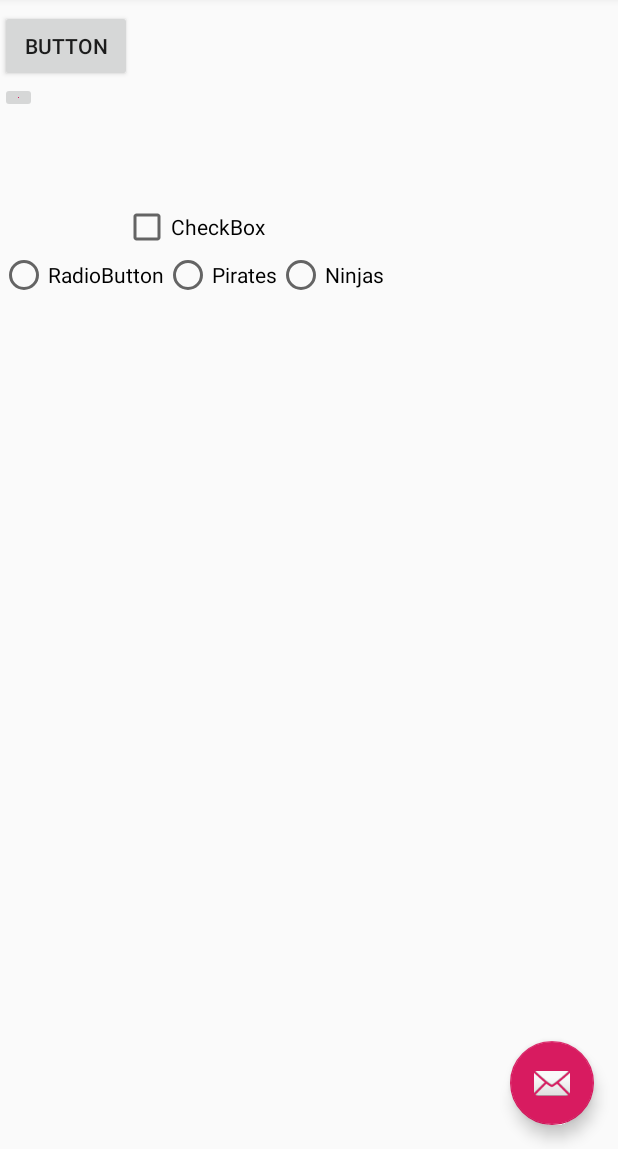
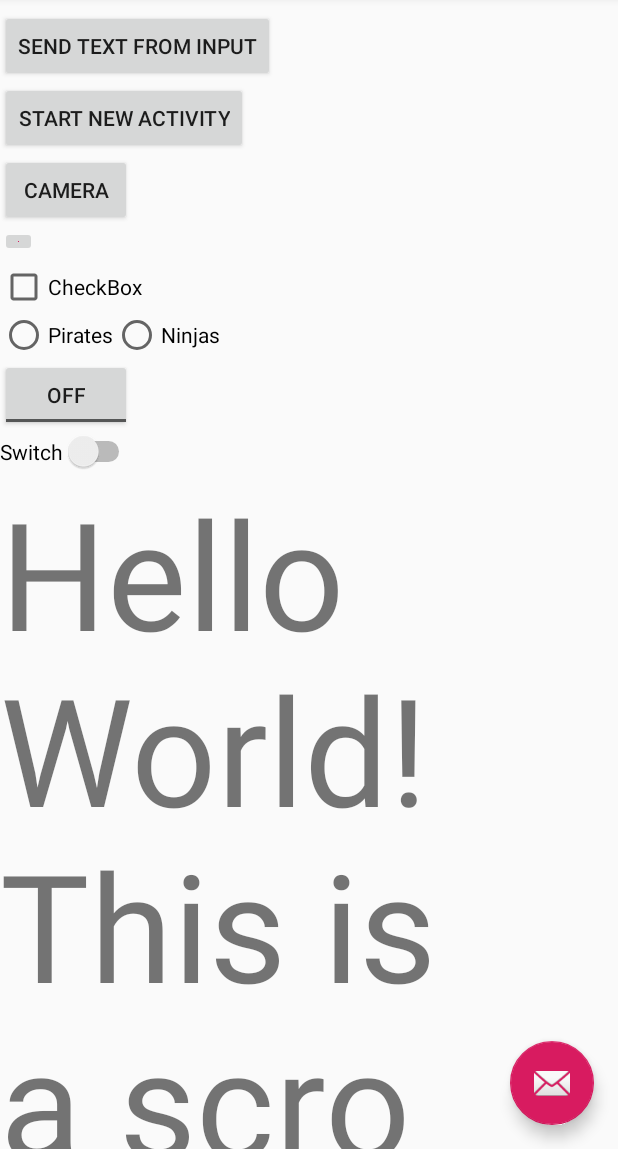
Before and after one commit to UIC-Black-Tech-Scholars/2019-Project-7-Android-UI-Basics-and-Activities, an Android app: the screen it shows after launch (MainActivity), on a phone screen of 412 x 824 dp, the part 87-1236 px from its top. Run offline under Robolectric (Android 15) with nearby library versions, the phone set to English and light mode, and no system bars; our stand-ins replace ButterKnife.

Commit message:
Adding in new branch for activities

```diff
--- a/app/src/main/java/com/bts/lucasoskorep/androiduidemo/MainActivity.java
+++ b/app/src/main/java/com/bts/lucasoskorep/androiduidemo/MainActivity.java
@@ -1,6 +1,9 @@
 package com.bts.lucasoskorep.androiduidemo;
 
+import android.content.Intent;
+import android.graphics.Bitmap;
 import android.os.Bundle;
+import android.provider.MediaStore;
 import android.support.design.widget.FloatingActionButton;
 import android.support.design.widget.Snackbar;
 import android.support.v7.app.AppCompatActivity;
@@ -8,23 +11,42 @@ import android.support.v7.widget.Toolbar;
 import android.view.View;
 import android.view.Menu;
 import android.view.MenuItem;
-import android.widget.TextView;
+import android.widget.Button;
+import android.widget.EditText;
+import android.widget.ImageButton;
 
 import butterknife.BindView;
+import butterknife.ButterKnife;
 
 public class MainActivity extends AppCompatActivity {
 
-    @BindView(R.id.textView)
-    TextView textView;
+    private static final int REQUEST_IMAGE_CAPTURE = 1;
+
+    @BindView(R.id.button)
+    Button startSecondActivityButton;
+
+    @BindView(R.id.camera_button)
+    Button cameraButton;
+
+    @BindView(R.id.send_text_button)
+    Button sendTextButton;
+
+    @BindView(R.id.imageButton)
+    ImageButton imageButton;
+
+    @BindView(R.id.editText)
+    EditText editText;
 
     @Override
     protected void onCreate(Bundle savedInstanceState) {
         super.onCreate(savedInstanceState);
         setContentView(R.layout.activity_main);
+        ButterKnife.bind(this);
+
         Toolbar toolbar = (Toolbar) findViewById(R.id.toolbar);
         setSupportActionBar(toolbar);
 
-       FloatingActionButton fab = (FloatingActionButton) findViewById(R.id.fab);
+        FloatingActionButton fab = (FloatingActionButton) findViewById(R.id.fab);
         fab.setOnClickListener(new View.OnClickListener() {
             @Override
             public void onClick(View view) {
@@ -32,8 +54,60 @@ public class MainActivity extends AppCompatActivity {
                         .setAction("Action", null).show();
             }
         });
+
+
+
+
+        startSecondActivityButton.setOnClickListener(new View.OnClickListener() {
+            @Override
+            public void onClick(View v) {
+                //Create new activity here
+                Intent intent = new Intent(MainActivity.this, SecondaryActivity.class);
+
+                startActivity(intent);
+            }
+        });
+
+        cameraButton.setOnClickListener(new View.OnClickListener() {
+            @Override
+            public void onClick(View v) {
+                dispatchTakePictureIntent();
+            }
+        });
+
+        sendTextButton.setOnClickListener(new View.OnClickListener() {
+            @Override
+            public void onClick(View v) {
+                sendTextIntent();
+            }
+        });
+
     }
 
+    private void sendTextIntent(){
+        Intent sendIntent = new Intent();
+        sendIntent.setAction(Intent.ACTION_SEND);
+        sendIntent.putExtra(Intent.EXTRA_TEXT, editText.getText());
+        sendIntent.setType("text/plain");
+        startActivity(sendIntent);
+    }
+
+    private void dispatchTakePictureIntent() {
+        Intent takePictureIntent = new Intent(MediaStore.ACTION_IMAGE_CAPTURE);
+        if (takePictureIntent.resolveActivity(getPackageManager()) != null) {
+            startActivityForResult(takePictureIntent, REQUEST_IMAGE_CAPTURE);
+        }
+    }
+
+
+    @Override
+    protected void onActivityResult(int requestCode, int resultCode, Intent data) {
+        if (requestCode == REQUEST_IMAGE_CAPTURE && resultCode == RESULT_OK) {
+            Bundle extras = data.getExtras();
+            Bitmap imageBitmap = (Bitmap) extras.get("data");
+            imageButton.setImageBitmap(imageBitmap);
+        }
+    }
     @Override
     public boolean onCreateOptionsMenu(Menu menu) {
         // Inflate the menu; this adds items to the action bar if it is present.
@@ -44,7 +118,7 @@ public class MainActivity extends AppCompatActivity {
     @Override
     public boolean onOptionsItemSelected(MenuItem item) {
         // Handle action bar item clicks here. The action bar will
-        // automatically handle clicks on the Home/Up button, so long
+        // automatically handle clicks on the Home/Up startSecondActivityButton, so long
         // as you specify a parent activity in AndroidManifest.xml.
         int id = item.getItemId();
 
--- a/app/src/main/res/layout/content_main.xml
+++ b/app/src/main/res/layout/content_main.xml
@@ -31,12 +31,31 @@
             app:layout_constraintTop_toBottomOf="@+id/textView" />
 
         <Button
+            android:id="@+id/send_text_button"
+            android:layout_width="wrap_content"
+            android:layout_height="wrap_content"
+            android:text="Send Text From Input"
+            app:layout_constraintStart_toStartOf="@+id/editText"
+            app:layout_constraintTop_toBottomOf="@+id/editText" />
+
+        <Button
             android:id="@+id/button"
             android:layout_width="wrap_content"
             android:layout_height="wrap_content"
-            android:text="Button"
-            app:layout_constraintStart_toStartOf="@+id/editText"
-            app:layout_constraintTop_toBottomOf="@+id/editText" />
+            android:text="Start New Activity"
+            app:layout_constraintStart_toStartOf="@+id/send_text_button"
+            app:layout_constraintTop_toBottomOf="@+id/send_text_button" />
+
+        <Button
+            android:id="@+id/camera_button"
+            android:layout_width="wrap_content"
+            android:layout_height="wrap_content"
+            android:text="Camera"
+            app:layout_constraintStart_toStartOf="@+id/button"
+            app:layout_constraintTop_toBottomOf="@+id/button" />
+
+
+
 
         <ImageButton
             android:id="@+id/imageButton"
@@ -44,20 +63,16 @@
             android:layout_height="wrap_content"
             android:layout_marginEnd="8dp"
             android:layout_marginBottom="8dp"
-            app:layout_constraintStart_toStartOf="@+id/button"
-            app:layout_constraintTop_toBottomOf="@+id/button"
+            app:layout_constraintStart_toStartOf="@+id/camera_button"
+            app:layout_constraintTop_toBottomOf="@+id/camera_button"
             app:srcCompat="@color/colorAccent" />
 
         <CheckBox
             android:id="@+id/checkBox"
             android:layout_width="wrap_content"
             android:layout_height="wrap_content"
-            android:layout_marginTop="60dp"
-            android:layout_marginEnd="153dp"
-            android:layout_marginBottom="179dp"
+            android:layout_marginTop="4dp"
             android:text="CheckBox"
-            app:layout_constraintBottom_toTopOf="@+id/text3"
-            app:layout_constraintEnd_toEndOf="parent"
             app:layout_constraintStart_toStartOf="@+id/imageButton"
             app:layout_constraintTop_toBottomOf="@+id/imageButton" />
 
@@ -68,13 +83,6 @@
             android:orientation="horizontal"
             app:layout_constraintStart_toStartOf="@+id/checkBox"
             app:layout_constraintTop_toBottomOf="@+id/checkBox">
-
-            <RadioButton
-                android:id="@+id/radioButton"
-                android:layout_width="wrap_content"
-                android:layout_height="wrap_content"
-                android:layout_weight="1"
-                android:text="RadioButton" />
 
             <RadioButton
                 android:id="@+id/radio_pirates"
@@ -88,15 +96,12 @@
                 android:layout_width="wrap_content"
                 android:layout_height="wrap_content"
                 android:text="Ninjas" />
-
         </RadioGroup>
 
         <ToggleButton
             android:id="@+id/toggleButton2"
             android:layout_width="wrap_content"
             android:layout_height="wrap_content"
-            android:layout_marginStart="3556dp"
-            android:layout_marginTop="72dp"
             android:text="ToggleButton"
             app:layout_constraintStart_toStartOf="@+id/radioGroup"
             app:layout_constraintTop_toBottomOf="@+id/radioGroup" />
--- a/app/src/main/res/values/strings.xml
+++ b/app/src/main/res/values/strings.xml
@@ -1,4 +1,5 @@
 <resources>
     <string name="app_name">AndroidUiDemo</string>
     <string name="action_settings">Settings</string>
+    <string name="second_act_name">AndroidUIDemoActivity2</string>
 </resources>
```
Also changed, not shown: app/src/main/AndroidManifest.xml (+19 -2 lines), app/src/main/java/com/bts/lucasoskorep/androiduidemo/SecondaryActivity.java (added, +93 -0 lines), app/src/main/java/com/bts/lucasoskorep/uiandactivitiestest/MainActivity.java (deleted, +0 -52 lines), app/src/main/res/layout/second_activity_layout.xml (added, +17 -0 lines), 2 other files.
